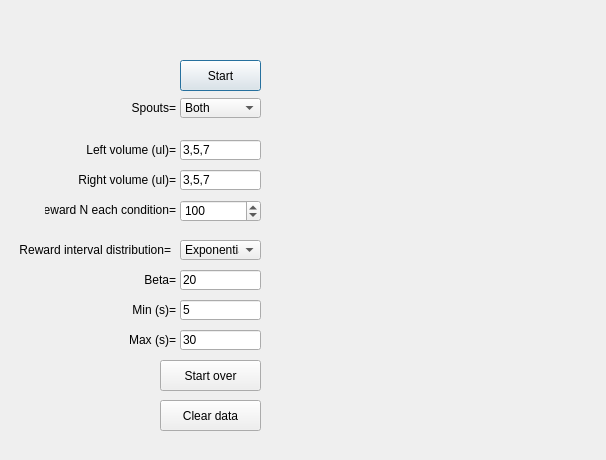
First picture: the form in src/foraging_gui/RandomReward.ui, repository AllenNeuralDynamics/dynamic-foraging-task, before the edit.
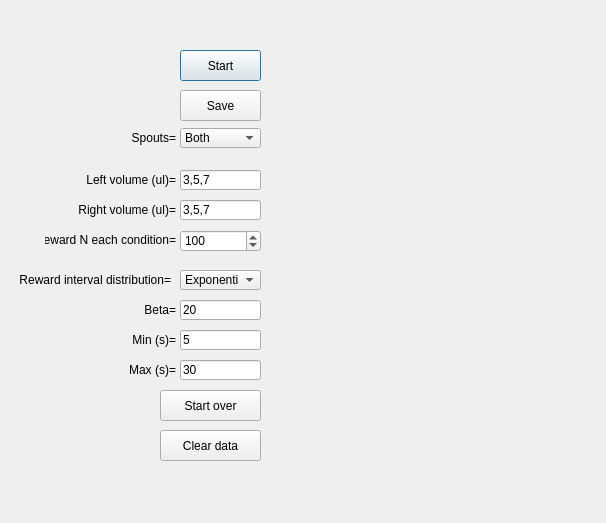
Second picture: the form after the edit.

The edit to the form file:
```diff
--- a/src/foraging_gui/RandomReward.ui
+++ b/src/foraging_gui/RandomReward.ui
@@ -7,7 +7,7 @@
     <x>0</x>
     <y>0</y>
     <width>606</width>
-    <height>460</height>
+    <height>523</height>
    </rect>
   </property>
   <property name="windowTitle">
@@ -17,7 +17,7 @@
    <property name="geometry">
     <rect>
      <x>180</x>
-     <y>60</y>
+     <y>50</y>
      <width>81</width>
      <height>31</height>
     </rect>
@@ -33,7 +33,7 @@
    <property name="geometry">
     <rect>
      <x>180</x>
-     <y>98</y>
+     <y>128</y>
      <width>81</width>
      <height>20</height>
     </rect>
@@ -70,7 +70,7 @@
    <property name="geometry">
     <rect>
      <x>100</x>
-     <y>98</y>
+     <y>128</y>
      <width>76</width>
      <height>20</height>
     </rect>
@@ -98,7 +98,7 @@
    <property name="geometry">
     <rect>
      <x>180</x>
-     <y>170</y>
+     <y>200</y>
      <width>81</width>
      <height>20</height>
     </rect>
@@ -120,7 +120,7 @@
    <property name="geometry">
     <rect>
      <x>60</x>
-     <y>140</y>
+     <y>170</y>
      <width>116</width>
      <height>20</height>
     </rect>
@@ -142,7 +142,7 @@
    <property name="geometry">
     <rect>
      <x>180</x>
-     <y>140</y>
+     <y>170</y>
      <width>81</width>
      <height>20</height>
     </rect>
@@ -164,7 +164,7 @@
    <property name="geometry">
     <rect>
      <x>60</x>
-     <y>170</y>
+     <y>200</y>
      <width>116</width>
      <height>20</height>
     </rect>
@@ -186,7 +186,7 @@
    <property name="geometry">
     <rect>
      <x>45</x>
-     <y>200</y>
+     <y>230</y>
      <width>131</width>
      <height>20</height>
     </rect>
@@ -214,7 +214,7 @@
    <property name="geometry">
     <rect>
      <x>20</x>
-     <y>240</y>
+     <y>270</y>
      <width>151</width>
      <height>20</height>
     </rect>
@@ -239,7 +239,7 @@
    <property name="geometry">
     <rect>
      <x>180</x>
-     <y>240</y>
+     <y>270</y>
      <width>81</width>
      <height>20</height>
     </rect>
@@ -271,7 +271,7 @@
    <property name="geometry">
     <rect>
      <x>180</x>
-     <y>200</y>
+     <y>230</y>
      <width>81</width>
      <height>22</height>
     </rect>
@@ -290,7 +290,7 @@
    <property name="geometry">
     <rect>
      <x>180</x>
-     <y>270</y>
+     <y>300</y>
      <width>81</width>
      <height>20</height>
     </rect>
@@ -312,7 +312,7 @@
    <property name="geometry">
     <rect>
      <x>60</x>
-     <y>270</y>
+     <y>300</y>
      <width>116</width>
      <height>20</height>
     </rect>
@@ -331,7 +331,7 @@
    <property name="geometry">
     <rect>
      <x>60</x>
-     <y>300</y>
+     <y>330</y>
      <width>116</width>
      <height>20</height>
     </rect>
@@ -353,7 +353,7 @@
    <property name="geometry">
     <rect>
      <x>180</x>
-     <y>300</y>
+     <y>330</y>
      <width>81</width>
      <height>20</height>
     </rect>
@@ -375,7 +375,7 @@
    <property name="geometry">
     <rect>
      <x>60</x>
-     <y>330</y>
+     <y>360</y>
      <width>116</width>
      <height>20</height>
     </rect>
@@ -397,7 +397,7 @@
    <property name="geometry">
     <rect>
      <x>180</x>
-     <y>330</y>
+     <y>360</y>
      <width>81</width>
      <height>20</height>
     </rect>
@@ -457,7 +457,7 @@
    <property name="geometry">
     <rect>
      <x>160</x>
-     <y>360</y>
+     <y>390</y>
      <width>101</width>
      <height>31</height>
     </rect>
@@ -470,7 +470,7 @@
    <property name="geometry">
     <rect>
      <x>160</x>
-     <y>400</y>
+     <y>430</y>
      <width>101</width>
      <height>31</height>
     </rect>
@@ -479,6 +479,22 @@
     <string>Clear data</string>
    </property>
   </widget>
+  <widget class="QPushButton" name="Save">
+   <property name="geometry">
+    <rect>
+     <x>180</x>
+     <y>90</y>
+     <width>81</width>
+     <height>31</height>
+    </rect>
+   </property>
+   <property name="text">
+    <string>Save</string>
+   </property>
+   <property name="checkable">
+    <bool>true</bool>
+   </property>
+  </widget>
  </widget>
  <resources/>
  <connections/>
```
